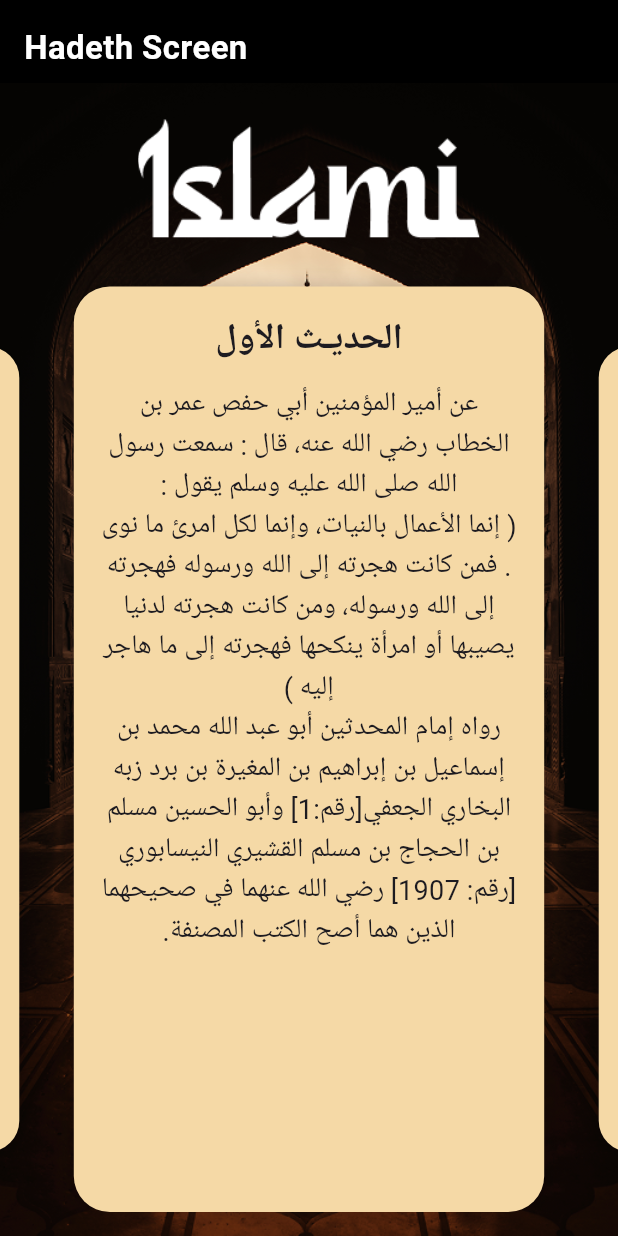
After one commit to omaressam7704/islamiii, a Flutter app: the HadithScreen screen opened by its route, on a phone screen of 412 x 824 dp. The commit adds this screen. Run offline on Flutter 3.47's test engine with Material 3 defaults, Android fonts, the phone set to English and light mode, and no system bars; drawn by our look-alikes of carousel_slider; our stand-ins replace animate_do, smooth_page_indicator; Roboto replaces fonts that are missing (Cairo).

Commit message:
Update Home Screen and Nav Bar

```diff
--- /dev/null
+++ b/lib/features/home/data/hadith_data.dart
@@ -0,0 +1,23 @@
+class Hadith {
+  final String title;
+  final String text;
+  Hadith({required this.title, required this.text});
+}
+
+final List<Hadith> hadithList = [
+  Hadith(
+    title: 'الحديـث الأول',
+    text:
+        '''عن أمير المؤمنين أبي حفص عمر بن الخطاب رضي الله عنه، قال : سمعت رسول الله صلى الله عليه وسلم يقول :
+( إنما الأعمال بالنيات، وإنما لكل امرئ ما نوى . فمن كانت هجرته إلى الله ورسوله فهجرته إلى الله ورسوله، ومن كانت هجرته لدنيا يصيبها أو امرأة ينكحها فهجرته إلى ما هاجر إليه )
+رواه إمام المحدثين أبو عبد الله محمد بن إسماعيل بن إبراهيم بن المغيرة بن برد زبه البخاري الجعفي[رقم:1] وأبو الحسين مسلم بن الحجاج بن مسلم القشيري النيسابوري [رقم: 1907] رضي الله عنهما في صحيحهما الذين هما أصح الكتب المصنفة.''',
+  ),
+  Hadith(
+    title: 'الحديـث الثاني',
+    text:
+        '''عن أمير المؤمنين أبي حفص عمر بن الخطاب رضي الله عنه، قال : سمعت رسول الله صلى الله عليه وسلم يقول :
+( إنما الأعمال بالنيات، وإنما لكل امرئ ما نوى . فمن كانت هجرته إلى الله ورسوله فهجرته إلى الله ورسوله، ومن كانت هجرته لدنيا يصيبها أو امرأة ينكحها فهجرته إلى ما هاجر إليه )
+رواه إمام المحدثين أبو عبد الله محمد بن إسماعيل بن إبراهيم بن المغيرة بن برد زبه البخاري الجعفي[رقم:1] وأبو الحسين مسلم بن الحجاج بن مسلم القشيري النيسابوري [رقم: 1907] رضي الله عنهما في صحيحهما الذين هما أصح الكتب المصنفة.''',
+  ),
+  // Add more hadiths here as needed
+];
--- /dev/null
+++ b/lib/features/home/screens/hadithscreen.dart
@@ -0,0 +1,124 @@
+import 'package:flutter/material.dart';
+import 'package:carousel_slider/carousel_slider.dart';
+import 'package:islami/core/consts/app_assets.dart';
+import '../data/hadith_data.dart';
+
+class HadithScreen extends StatelessWidget {
+  static const String route = "/hadith";
+  const HadithScreen({Key? key}) : super(key: key);
+
+  @override
+  Widget build(BuildContext context) {
+    return Scaffold(
+      backgroundColor: Colors.black,
+      body: SafeArea(
+        child: Column(
+          children: [
+            const SizedBox(height: 16),
+            const Align(
+              alignment: Alignment.centerLeft,
+              child: Padding(
+                padding: EdgeInsets.symmetric(horizontal: 16.0),
+                child: Text(
+                  'Hadeth Screen',
+                  style: TextStyle(
+                    color: Colors.white,
+                    fontSize: 22,
+                    fontWeight: FontWeight.bold,
+                  ),
+                ),
+              ),
+            ),
+            const SizedBox(height: 8),
+            Expanded(
+              child: Stack(
+                children: [
+                  Positioned.fill(
+                    child: Image.asset(
+                      AppAssets.homeBg,
+                      fit: BoxFit.cover,
+                    ),
+                  ),
+                  Column(
+                    children: [
+                      const SizedBox(height: 24),
+                      Image.asset(
+                        AppAssets.Islami,
+                        height: 80,
+                      ),
+                      const SizedBox(height: 16),
+                      Expanded(
+                        child: CarouselSlider.builder(
+                          itemCount: hadithList.length,
+                          itemBuilder: (context, index, realIdx) {
+                            final hadith = hadithList[index];
+                            return Padding(
+                              padding: const EdgeInsets.symmetric(
+                                  horizontal: 8.0, vertical: 16),
+                              child: Container(
+                                decoration: BoxDecoration(
+                                  color: const Color(0xFFF5D9A6),
+                                  borderRadius: BorderRadius.circular(24),
+                                  boxShadow: [
+                                    BoxShadow(
+                                      color: Colors.black.withOpacity(0.15),
+                                      blurRadius: 8,
+                                      spreadRadius: 2,
+                                    ),
+                                  ],
+                                ),
+                                child: Padding(
+                                  padding: const EdgeInsets.all(18.0),
+                                  child: Column(
+                                    crossAxisAlignment:
+                                        CrossAxisAlignment.center,
+                                    children: [
+                                      Text(
+                                        hadith.title,
+                                        style: const TextStyle(
+                                          fontSize: 24,
+                                          fontWeight: FontWeight.bold,
+                                          fontFamily: 'Cairo',
+                                        ),
+                                        textAlign: TextAlign.center,
+                                        textDirection: TextDirection.rtl,
+                                      ),
+                                      const SizedBox(height: 12),
+                                      Expanded(
+                                        child: SingleChildScrollView(
+                                          child: Text(
+                                            hadith.text,
+                                            style: const TextStyle(
+                                              fontSize: 18,
+                                              fontFamily: 'Cairo',
+                                            ),
+                                            textAlign: TextAlign.center,
+                                            textDirection: TextDirection.rtl,
+                                          ),
+                                        ),
+                                      ),
+                                    ],
+                                  ),
+                                ),
+                              ),
+                            );
+                          },
+                          options: CarouselOptions(
+                            height: double.infinity,
+                            enlargeCenterPage: true,
+                            viewportFraction: 0.8,
+                            enableInfiniteScroll: true,
+                          ),
+                        ),
+                      ),
+                    ],
+                  ),
+                ],
+              ),
+            ),
+          ],
+        ),
+      ),
+    );
+  }
+}
--- /dev/null
+++ b/lib/features/home/screens/homepagescreen.dart
@@ -0,0 +1,127 @@
+import 'package:flutter/material.dart';
+import 'package:islami/core/consts/app_assets.dart';
+import 'package:islami/core/theme/app_Colors.dart';
+import 'hadithscreen.dart';
+import 'bottomnavbar.dart';
+
+class HomePageScreen extends StatefulWidget {
+  static const String route = "/home";
+  const HomePageScreen({Key? key}) : super(key: key);
+
+  @override
+  State<HomePageScreen> createState() => _HomePageScreenState();
+}
+
+class _HomePageScreenState extends State<HomePageScreen> {
+  int _selectedIndex = 0;
+
+  final List<Widget> _screens = [
+    // Replace with your actual screens
+    HomeScreen(), // Example placeholder
+    const HadithScreen(),
+    const Center(child: Text('Radio')),
+    const Center(child: Text('More')),
+    const Center(child: Text('Time')),
+  ];
+
+  void _onItemTapped(int index) {
+    setState(() {
+      _selectedIndex = index;
+    });
+  }
+
+  @override
+  Widget build(BuildContext context) {
+    return MaterialApp(
+        home: Scaffold(
+      body: _screens[_selectedIndex],
+      bottomNavigationBar: BottomNavBar(
+        selectedIndex: _selectedIndex,
+        onItemTapped: _onItemTapped,
+      ),
+    ));
+  }
+}
+
+class HomeScreen extends StatelessWidget {
+  Widget build(BuildContext context) {
+    return Scaffold(
+      body: Stack(
+        children: [
+          // Background Image
+          Positioned.fill(
+            child: Image.asset(
+              AppAssets.homeBg,
+              fit: BoxFit.cover,
+            ),
+          ),
+
+          SafeArea(
+            child: Column(
+              children: [
+                const SizedBox(height: 20),
+
+                // Islami Logo
+                Image.asset(
+                  AppAssets.Islami,
+                  height: 50,
+                ),
+
+                const SizedBox(height: 20),
+
+                // Search Field Row
+                Padding(
+                  padding: const EdgeInsets.symmetric(horizontal: 16),
+                  child: Container(
+                    decoration: BoxDecoration(
+                      color:
+                          Colors.black54, // Dark background for the input field
+                      borderRadius: BorderRadius.circular(12),
+                      border: Border.all(color: Colors.white70, width: 1),
+                    ),
+                    child: Row(
+                      children: [
+                        Padding(
+                          padding: const EdgeInsets.all(12.0),
+                          child: Image.asset(
+                            AppAssets.NavIcn1,
+                            color: AppColors.pri,
+                            width: 24,
+                            height: 24,
+                          ),
+                        ),
+                        Expanded(
+                          child: TextFormField(
+                            //controller: _suraController,
+                            style: const TextStyle(color: Colors.white),
+                            decoration: const InputDecoration(
+                              hintText: "Sura Name",
+                              hintStyle: TextStyle(color: Colors.white70),
+                              border: InputBorder.none,
+                            ),
+                          ),
+                        ),
+                      ],
+                    ),
+                  ),
+                ),
+
+                const SizedBox(height: 20),
+
+                // Placeholder for Home Content
+                Expanded(
+                  child: Center(
+                    child: Text(
+                      "Welcome to the Home Page!",
+                      style: TextStyle(color: Colors.white, fontSize: 20),
+                    ),
+                  ),
+                ),
+              ],
+            ),
+          ),
+        ],
+      ),
+    );
+  }
+}
--- a/lib/main.dart
+++ b/lib/main.dart
@@ -1,7 +1,8 @@
 import 'package:flutter/material.dart';
-import 'package:islami/features/home/screens/home_page.dart';
+import 'package:islami/features/home/screens/homepagescreen.dart';
 import 'package:islami/features/intro/screens/intro_screen.dart';
 import 'package:islami/features/splash/screens/splash_page.dart';
+import 'package:islami/features/home/screens/hadithscreen.dart';
 
 void main() {
   runApp(const MyApp());
@@ -18,7 +19,8 @@ class MyApp extends StatelessWidget {
       routes: {
         SplashPage.route: (context) => const SplashPage(),
         IntroScreen.route: (context) => const IntroScreen(),
-        HomePage.route: (context) => const HomePage(),
+        HomePageScreen.route: (context) => const HomePageScreen(),
+        HadithScreen.route: (context) => const HadithScreen(),
       },
     );
   }
--- a/pubspec.yaml
+++ b/pubspec.yaml
@@ -37,6 +37,7 @@ dependencies:
   cupertino_icons: ^1.0.8
   animate_do: ^3.3.4
   smooth_page_indicator: ^1.2.1
+  carousel_slider: ^5.1.1
 
 dev_dependencies:
   flutter_test:
```
Also changed, not shown: lib/features/home/screens/bottomnavbar.dart (added, +50 -0 lines), lib/features/home/screens/home_page.dart (deleted, +0 -176 lines), lib/features/intro/screens/intro_screen.dart (+50 -15 lines), pubspec.lock, 9 other files.
